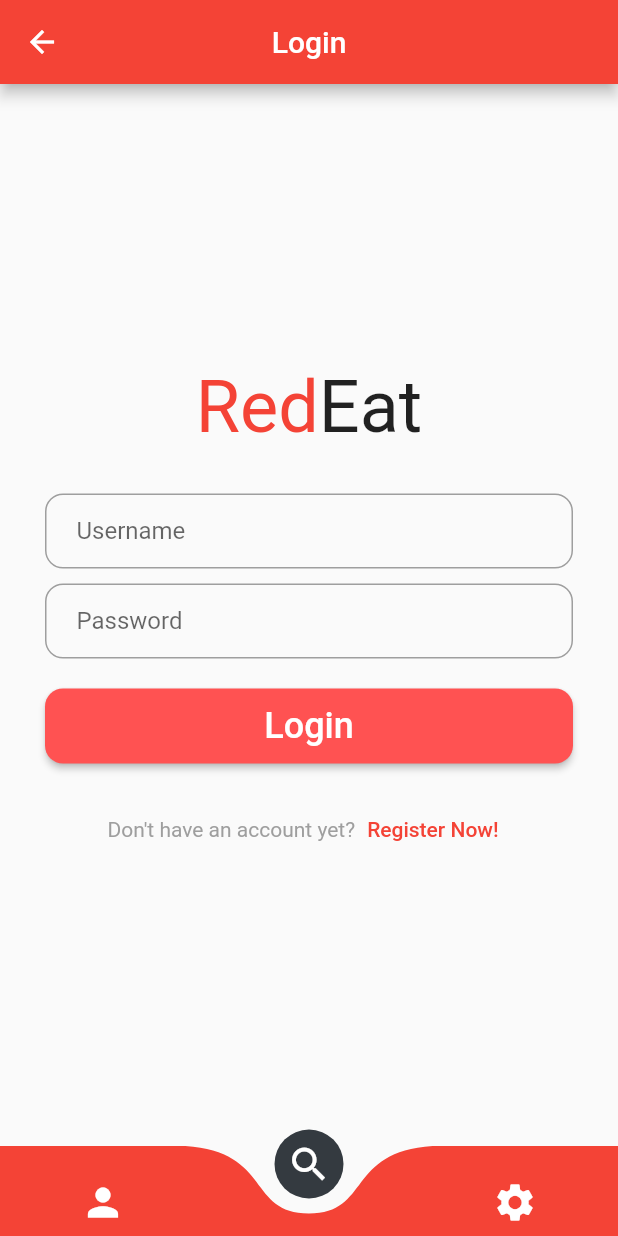
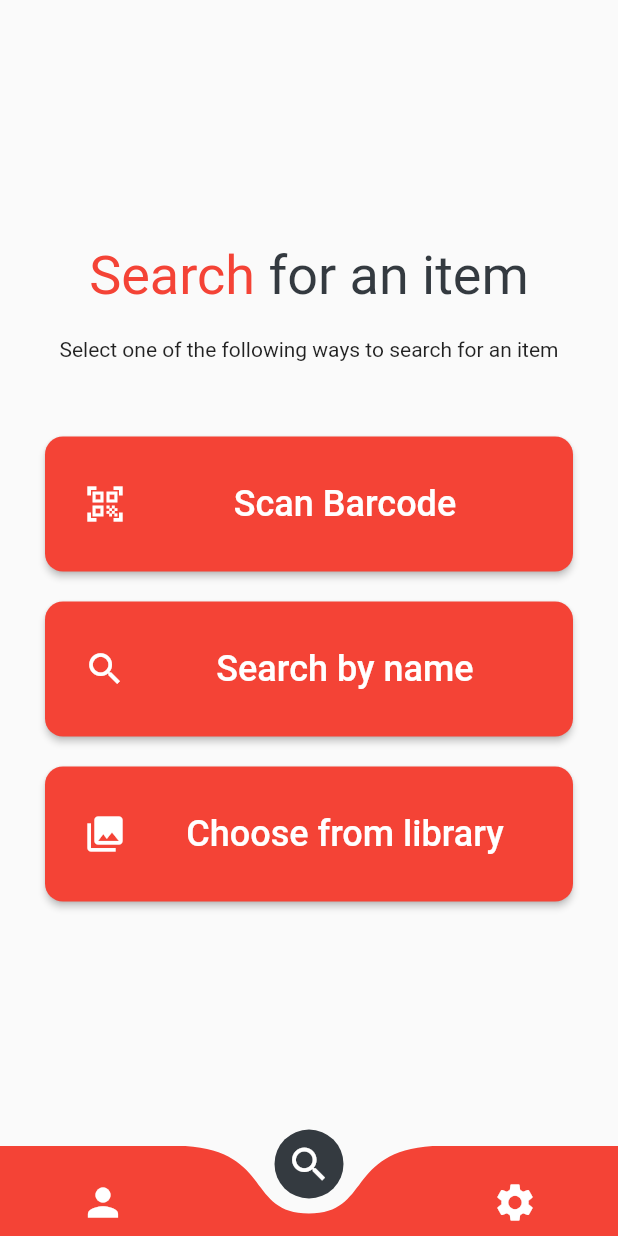
Before and after one commit to GDSCUTM-CommunityProjects/RedEat, a Flutter app: the Navbar screen opened by its route, item 2 of the bottom bar chosen, on a phone screen of 412 x 824 dp. Run offline on Flutter 3.47's test engine with Material 2 defaults, Android fonts, the phone set to English and light mode, and no system bars; drawn by our look-alikes of curved_navigation_bar.

Commit message:
Added search default page

```diff
--- /dev/null
+++ b/src/lib/Pages/SearchDefaultPage.dart
@@ -0,0 +1,119 @@
+import 'package:flutter/material.dart';
+import 'package:src/Pages/login.dart';
+
+class SearchDefaultPage extends StatefulWidget {
+  const SearchDefaultPage({Key? key}) : super(key: key);
+
+  @override
+  State<SearchDefaultPage> createState() => _SearchDefaultPageState();
+}
+
+class _SearchDefaultPageState extends State<SearchDefaultPage> {
+  @override
+  Widget build(BuildContext context) {
+    return Scaffold(
+      resizeToAvoidBottomInset: false,
+      body: SafeArea(
+        child: Center(
+          child: Column(
+            mainAxisAlignment: MainAxisAlignment.center,
+            children: [
+
+              // Title
+              Row(
+                mainAxisAlignment: MainAxisAlignment.center,
+                children: [
+                  Text(
+                    'Search ',
+                    style: TextStyle(
+                      fontSize: 36,
+                      color: Colors.red,
+                    ),
+                  ),
+                  Text(
+                    'for an item',
+                    style: TextStyle(
+                      fontSize: 36,
+                      color: Color(0xff343a40),
+                    ),
+                  ),
+                ],
+              ),
+              SizedBox(height: 20,),
+
+              // Subtitle
+              Padding(
+                padding: const EdgeInsets.symmetric(horizontal: 30.0),
+                child: Text(
+                  "Select one of the following ways to search for an item",
+                  textAlign: TextAlign.center,
+                ),
+              ),
+
+              // Padding(
+              //   padding: const EdgeInsets.symmetric(horizontal: 30.0),
+              //   child: Divider(
+              //     color: Color(0xff343a40),
+              //     thickness: 5,
+              //   ),
+              // ),
+              // // SizedBox(height: 30),
+
+              SizedBox(height: 50,),
+              searchOptionButton(context, Icons.qr_code_scanner, "Scan Barcode", "/login"),
+              SizedBox(height: 20,),
+              searchOptionButton(context, Icons.search, "Search by name", "/login"),
+              SizedBox(height: 20,),
+              searchOptionButton(context, Icons.photo_library, "Choose from library", "/login"),
+            ]
+          )
+        )
+      )
+    );
+  }
+}
+
+// Buttons to navigate to other search pages
+Widget searchOptionButton(BuildContext context, IconData icon, String title, String routeName) {
+  return Padding(
+      padding: const EdgeInsets.symmetric(horizontal: 30.0),
+      child: Container(
+        height: 90,
+        child: ElevatedButton(
+            style: ElevatedButton.styleFrom(
+                backgroundColor: Colors.red,
+                minimumSize: const Size.fromHeight(50),
+                shape: RoundedRectangleBorder(
+                  borderRadius: BorderRadius.circular(12),
+                )
+            ),
+            onPressed: () {
+              // Navigator.push(context, MaterialPageRoute(builder: (BuildContext context) => page()));
+              Navigator.pushNamed(context, routeName);
+            },
+            child: Row(
+              children: [
+                Padding(
+                  padding: const EdgeInsets.symmetric(horizontal:10, vertical: 20),
+                  child: Icon(
+                    icon,
+                    size: 28,
+                  ),
+                ),
+                Expanded(
+                  child: Center(
+                    child: Text(
+                      title,
+                      textAlign: TextAlign.center,
+                      style: TextStyle(
+                          fontSize: 24
+                      ),
+                    ),
+                  ),
+                )
+              ],
+            )
+        )
+      )
+  );
+}
--- a/src/lib/navbar.dart
+++ b/src/lib/navbar.dart
@@ -3,6 +3,7 @@ import 'package:curved_navigation_bar/curved_navigation_bar.dart';
 import 'package:src/Pages/InitialSetupPage.dart';
 import 'package:src/Pages/login.dart';
 import 'package:src/Pages/SettingsPage.dart';
+import 'package:src/Pages/SearchDefaultPage.dart';
 
 
 class Navbar extends StatefulWidget {
@@ -18,7 +19,7 @@ class _NavbarState extends State<Navbar> {
   // Screens for each tab in the narbar
   final screens = [
     InitialSetupPage(),
-    LoginPage(),
+    SearchDefaultPage(),
     SettingsPage()
   ];
 
```
Also changed, not shown: 3 other files.
